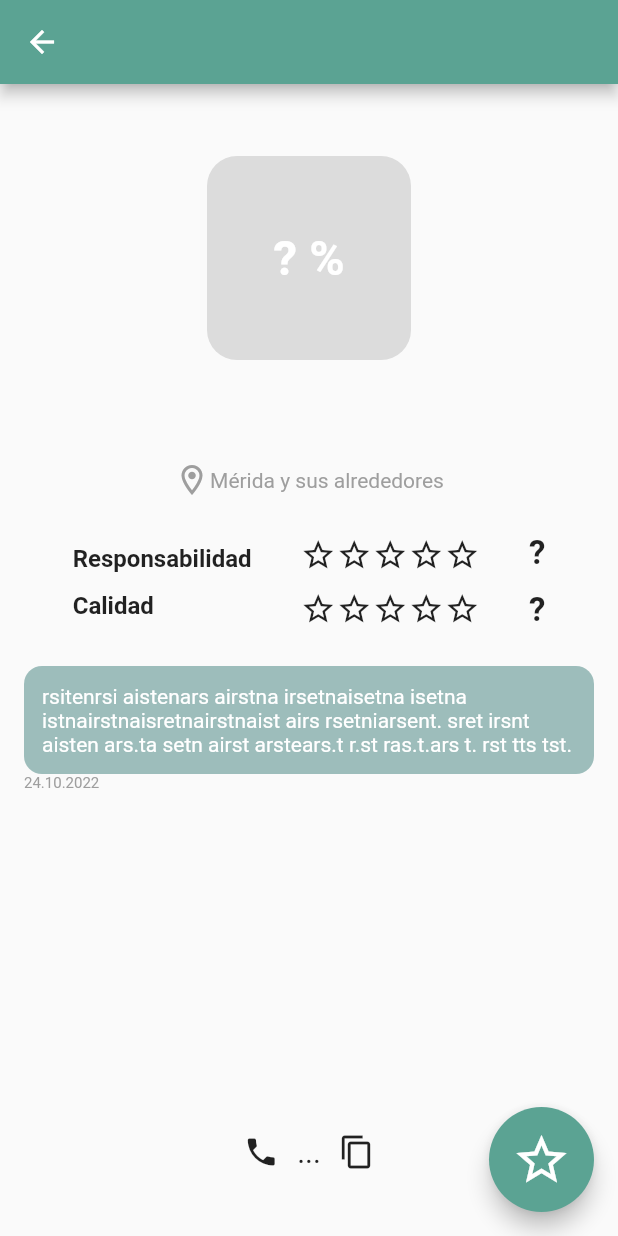
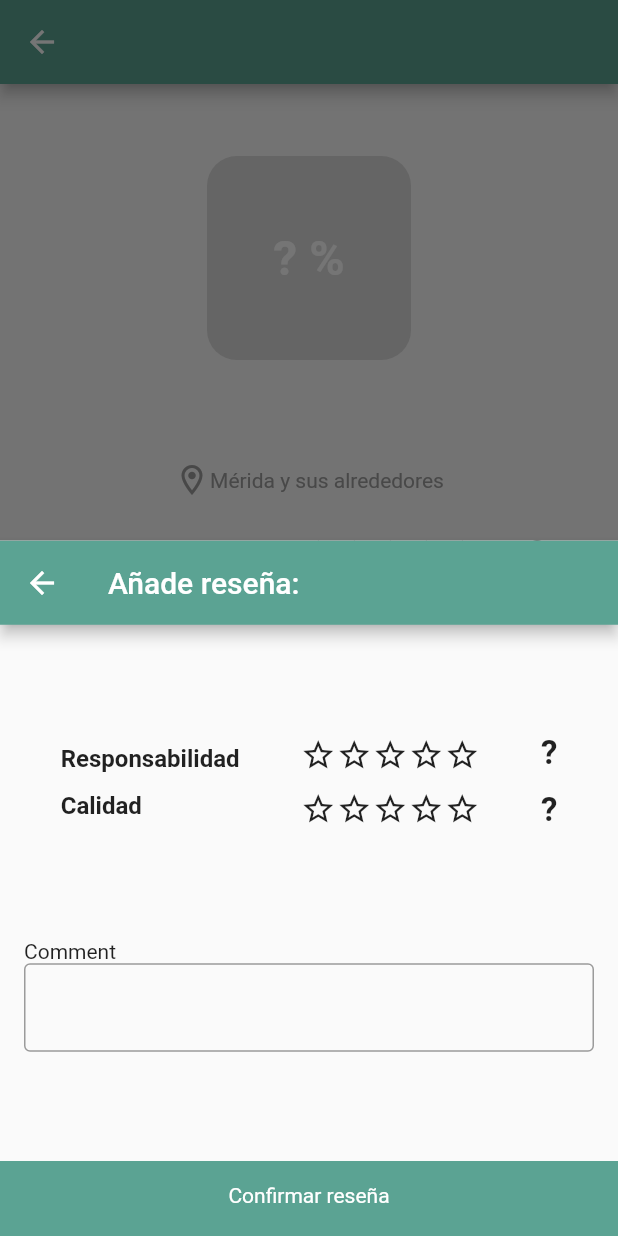
Before and after one commit to tomasbaran/gapi, a Flutter app: the WorkersDetailScreen screen opened directly with empty values, after a tap on the "star border" icon, on a phone screen of 412 x 824 dp. Run offline on Flutter 3.47's test engine with Material 2 defaults, Android fonts, the phone set to English and light mode, and no system bars; our stand-ins replace firebase_core, firebase_database, flutter_multi_formatter, intl_phone_number_input; accounts and stored records are empty.

Commit message:
Add Review Sheet: Basic UI

```diff
--- /dev/null
+++ b/lib/screens/add_review_screen.dart
@@ -0,0 +1,40 @@
+import 'package:flutter/material.dart';
+import 'package:flutter/src/widgets/container.dart';
+import 'package:flutter/src/widgets/framework.dart';
+import 'package:gapi/widgets/bottom_black_button.dart';
+import 'package:gapi/widgets/review_container.dart';
+
+class AddReviewScreen extends StatelessWidget {
+  const AddReviewScreen({super.key, required this.workerName});
+  final String workerName;
+
+  @override
+  Widget build(BuildContext context) {
+    return Scaffold(
+      appBar: AppBar(title: Text('Añade reseña: $workerName')),
+      body: Column(mainAxisAlignment: MainAxisAlignment.spaceBetween, children: [
+        SizedBox(height: 16),
+        ReviewContainer(),
+        Padding(
+          padding: const EdgeInsets.all(16.0),
+          child: Column(
+            crossAxisAlignment: CrossAxisAlignment.start,
+            children: [
+              Text(
+                'Comment',
+              ),
+              TextField(
+                keyboardType: TextInputType.multiline,
+                maxLines: null,
+                decoration: InputDecoration(
+                  border: OutlineInputBorder(),
+                ),
+              ),
+            ],
+          ),
+        ),
+        BottomButton(title: 'Confirmar reseña', onTap: () => null),
+      ]),
+    );
+  }
+}
--- a/lib/screens/worker_detail_screen.dart
+++ b/lib/screens/worker_detail_screen.dart
@@ -1,7 +1,9 @@
 import 'package:flutter/material.dart';
 import 'package:flutter/services.dart';
+import 'package:gapi/screens/add_review_screen.dart';
 import 'package:gapi/theme/style_constants.dart';
 import 'package:gapi/widgets/bottom_black_button.dart';
+import 'package:gapi/widgets/review_container.dart';
 import 'package:url_launcher/url_launcher.dart' as UrlLauncher;
 import 'dart:async';
 import 'package:intl_phone_number_input/intl_phone_number_input.dart';
@@ -69,7 +71,12 @@ class _WorkersDetailScreenState extends State<WorkersDetailScreen> {
             Icons.star_border,
             size: 40,
           ),
-          onPressed: () => null,
+          onPressed: () => showModalBottomSheet(
+            context: context,
+            builder: (BuildContext context) => AddReviewScreen(
+              workerName: widget.workerName,
+            ),
+          ),
         ),
       ),
       appBar: AppBar(title: Text(widget.categoryName)),
@@ -121,45 +128,7 @@ class _WorkersDetailScreenState extends State<WorkersDetailScreen> {
                   ],
                 ),
                 SizedBox(height: 24),
-                Row(
-                  mainAxisAlignment: MainAxisAlignment.spaceEvenly,
-                  children: [
-                    Column(
-                      crossAxisAlignment: CrossAxisAlignment.start,
-                      children: [
-                        Text(
-                          'Responsabilidad',
-                          style: tsReviewCategory,
-                        ),
-                        SizedBox(height: kSizeBtwRankings),
-                        Text(
-                          'Calidad',
-                          style: tsReviewCategory,
-                        ),
-                      ],
-                    ),
-                    Column(
-                      children: [
-                        FiveStarRow(),
-                        SizedBox(height: kSizeBtwRankings),
-                        FiveStarRow(),
-                      ],
-                    ),
-                    Column(
-                      children: [
-                        Text(
-                          '?',
-                          style: tsReviewCategoryResult,
-                        ),
-                        SizedBox(height: kSizeBtwRankings),
-                        Text(
-                          '?',
-                          style: tsReviewCategoryResult,
-                        ),
-                      ],
-                    ),
-                  ],
-                ),
+                ReviewContainer(),
                 SizedBox(height: 24),
                 ClipRRect(
                   borderRadius: BorderRadius.all(Radius.circular(12)),
@@ -173,7 +142,7 @@ class _WorkersDetailScreenState extends State<WorkersDetailScreen> {
                   ),
                 ),
                 Text(
-                  '24.10.2022',
+                  '24.10.2022: 79%',
                   style: tsReviewCategoryCommentDate,
                 ),
               ]),
@@ -244,22 +213,3 @@ class _WorkersDetailScreenState extends State<WorkersDetailScreen> {
     );
   }
 }
-
-class FiveStarRow extends StatelessWidget {
-  const FiveStarRow({
-    Key? key,
-  }) : super(key: key);
-
-  @override
-  Widget build(BuildContext context) {
-    return Row(
-      children: [
-        Icon(Icons.star_border_outlined),
-        Icon(Icons.star_border_outlined),
-        Icon(Icons.star_border_outlined),
-        Icon(Icons.star_border_outlined),
-        Icon(Icons.star_border_outlined),
-      ],
-    );
-  }
-}
--- /dev/null
+++ b/lib/widgets/review_container.dart
@@ -0,0 +1,70 @@
+import 'package:flutter/material.dart';
+import 'package:gapi/theme/style_constants.dart';
+
+class ReviewContainer extends StatelessWidget {
+  const ReviewContainer({
+    Key? key,
+  }) : super(key: key);
+
+  @override
+  Widget build(BuildContext context) {
+    return Row(
+      mainAxisAlignment: MainAxisAlignment.spaceEvenly,
+      children: [
+        Column(
+          crossAxisAlignment: CrossAxisAlignment.start,
+          children: [
+            Text(
+              'Responsabilidad',
+              style: tsReviewCategory,
+            ),
+            SizedBox(height: kSizeBtwRankings),
+            Text(
+              'Calidad',
+              style: tsReviewCategory,
+            ),
+          ],
+        ),
+        Column(
+          children: [
+            FiveStarRow(),
+            SizedBox(height: kSizeBtwRankings),
+            FiveStarRow(),
+          ],
+        ),
+        Column(
+          children: [
+            Text(
+              '?',
+              style: tsReviewCategoryResult,
+            ),
+            SizedBox(height: kSizeBtwRankings),
+            Text(
+              '?',
+              style: tsReviewCategoryResult,
+            ),
+          ],
+        ),
+      ],
+    );
+  }
+}
+
+class FiveStarRow extends StatelessWidget {
+  const FiveStarRow({
+    Key? key,
+  }) : super(key: key);
+
+  @override
+  Widget build(BuildContext context) {
+    return Row(
+      children: [
+        Icon(Icons.star_border_outlined),
+        Icon(Icons.star_border_outlined),
+        Icon(Icons.star_border_outlined),
+        Icon(Icons.star_border_outlined),
+        Icon(Icons.star_border_outlined),
+      ],
+    );
+  }
+}
```
